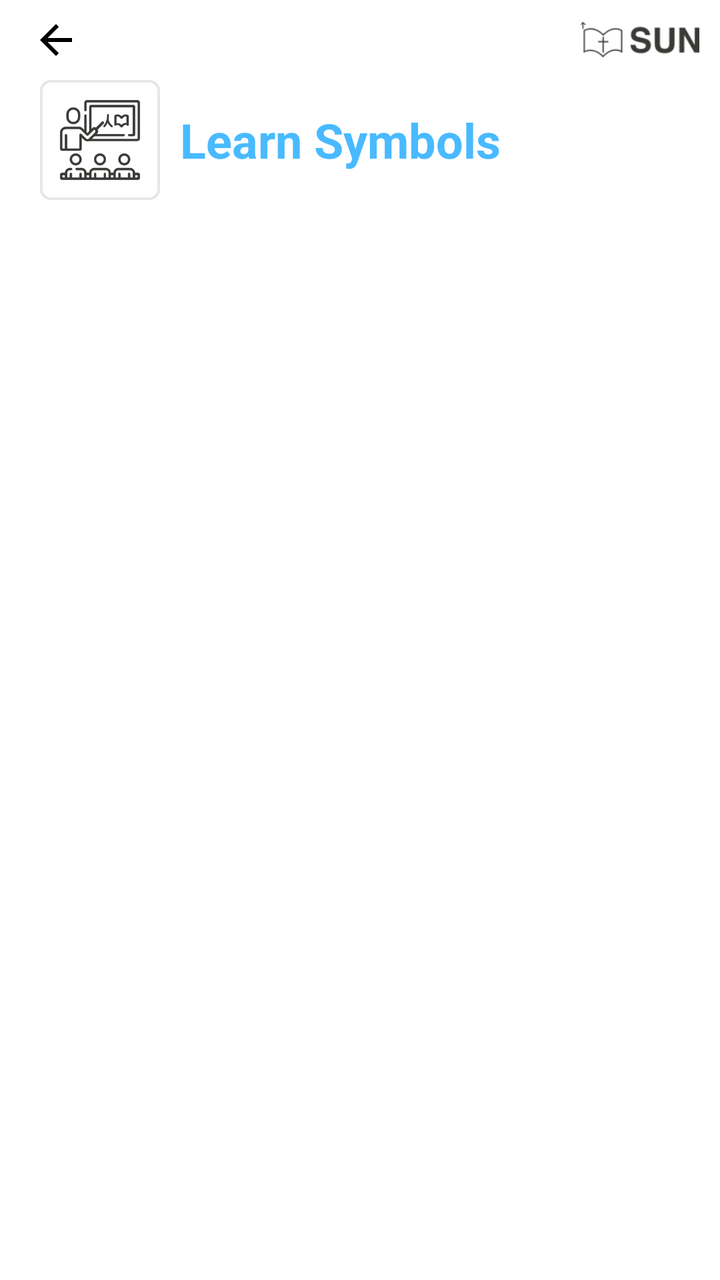
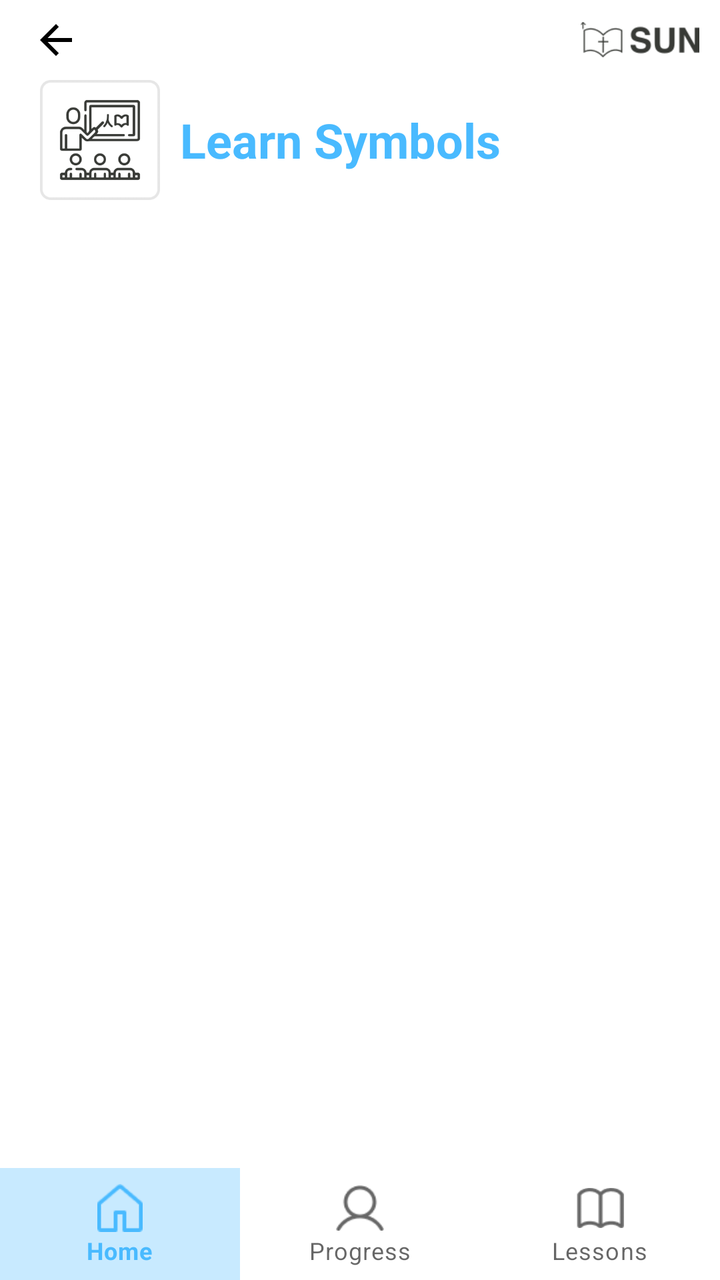

Compare the two renders of this Android layout. The source of the first and the diff that turns it into the second are given below.
<!-- AndroidManifest.xml: application theme Theme.SUN -->
<!-- res/layout/activity_lesson.xml -->
<?xml version="1.0" encoding="utf-8"?>
<ScrollView
    xmlns:android="http://schemas.android.com/apk/res/android"
    xmlns:app="http://schemas.android.com/apk/res-auto"
    xmlns:tools="http://schemas.android.com/tools"
    android:layout_width="match_parent"
    android:layout_height="match_parent"
    android:orientation="vertical"
    tools:context=".ui.activity.LessonListActivity">

    <androidx.constraintlayout.widget.ConstraintLayout
        android:layout_width="match_parent"
        android:layout_height="wrap_content"
        android:paddingBottom="@dimen/_10dp">

        <androidx.appcompat.widget.Toolbar
            android:id="@+id/toolbar"
            android:layout_width="match_parent"
            android:layout_height="@dimen/_40dp"
            app:layout_constraintEnd_toEndOf="parent"
            app:layout_constraintStart_toStartOf="parent"
            app:layout_constraintTop_toTopOf="parent"
            app:navigationIcon="@drawable/ic_arrow_back">

            <ImageView
                android:layout_width="@dimen/_60dp"
                android:layout_height="wrap_content"
                android:adjustViewBounds="true"
                android:src="@drawable/ic_logo"
                android:layout_gravity="end"
                android:layout_marginEnd="@dimen/_10dp"/>
        </androidx.appcompat.widget.Toolbar>

        <LinearLayout
            android:id="@+id/title_container"
            android:layout_width="match_parent"
            android:layout_height="wrap_content"
            android:orientation="horizontal"
            android:layout_gravity="center"
            android:layout_marginHorizontal="@dimen/_20dp"
            app:layout_constraintEnd_toEndOf="parent"
            app:layout_constraintStart_toStartOf="parent"
            app:layout_constraintTop_toBottomOf="@id/toolbar">

            <ImageView
                android:layout_width="@dimen/_60dp"
                android:layout_height="wrap_content"
                android:adjustViewBounds="true"
                android:src="@drawable/ic_learn" />

            <LinearLayout
                android:layout_width="wrap_content"
                android:layout_height="wrap_content"
                android:orientation="vertical"
                android:layout_gravity="center"
                android:layout_marginStart="@dimen/_10dp">

                <TextView
                    android:layout_width="wrap_content"
                    android:layout_height="wrap_content"
                    android:text="@string/learn_symbols"
                    android:textSize="24sp"
                    android:textStyle="bold"
                    android:elevation="1dp"
                    android:textColor="@color/primary"
                    android:id="@+id/page_title" />

            </LinearLayout>
        </LinearLayout>

        <androidx.recyclerview.widget.RecyclerView
            android:id="@+id/lessons_list"
            android:layout_width="match_parent"
            android:layout_height="match_parent"
            android:layout_marginTop="@dimen/_10dp"
            android:layout_marginHorizontal="@dimen/_20dp"
            android:orientation="vertical"
            app:layout_constraintEnd_toEndOf="parent"
            app:layout_constraintStart_toStartOf="parent"
            app:layout_constraintTop_toBottomOf="@id/title_container"
            app:layout_constraintBottom_toBottomOf="parent"/>

    </androidx.constraintlayout.widget.ConstraintLayout>
</ScrollView>
<!-- resources referenced by this layout -->
<resources>
  <color name="primary">#49BAFF</color>
  <dimen name="_10dp">10dp</dimen>
  <dimen name="_20dp">20dp</dimen>
  <dimen name="_40dp">40dp</dimen>
  <dimen name="_60dp">60dp</dimen>
  <!-- drawable ic_arrow_back (drawable) -->
  <vector
      android:autoMirrored="true"
      android:height="24dp"
      android:tint="#000000"
      android:viewportHeight="24"
      android:viewportWidth="24"
      android:width="24dp"
      xmlns:android="http://schemas.android.com/apk/res/android">
      <path android:fillColor="@android:color/white" android:pathData="M20,11H7.83l5.59,-5.59L12,4l-8,8 8,8 1.41,-1.41L7.83,13H20v-2z"/>
  </vector>
  <!-- drawable ic_learn: png bitmap (drawable, 13380 bytes) -->
  <!-- drawable ic_logo: png bitmap (drawable, 3326 bytes) -->
  <string name="learn_symbols">Learn Symbols</string>
  <style name="Theme.SUN" parent="Base.Theme.SUN" />
  <style name="Base.Theme.SUN" parent="Theme.MaterialComponents.Light.NoActionBar.Bridge">
          <item name="colorPrimary">@color/primary</item>
          <item name="colorPrimaryDark">@color/primary_dark</item>
          <item name="colorAccent">@color/accent</item>
          <item name="android:windowBackground">@color/white</item>
          <item name="android:statusBarColor">@color/primary</item>
      </style>
  <color name="primary_dark">#004874</color>
  <color name="accent">#00C78E</color>
  <color name="white">#FFFFFFFF</color>
</resources>

<!-- the commit's change to res/layout/activity_lesson.xml (unified diff, before → after) -->
@@ -1,84 +1,89 @@
 <?xml version="1.0" encoding="utf-8"?>
-<ScrollView
+<LinearLayout
     xmlns:android="http://schemas.android.com/apk/res/android"
     xmlns:app="http://schemas.android.com/apk/res-auto"
     xmlns:tools="http://schemas.android.com/tools"
     android:layout_width="match_parent"
-    android:layout_height="match_parent"
-    android:orientation="vertical"
-    tools:context=".ui.activity.LessonListActivity">
+    android:layout_height="wrap_content"
+    android:orientation="vertical">
 
-    <androidx.constraintlayout.widget.ConstraintLayout
+    <androidx.appcompat.widget.Toolbar
+        android:id="@+id/toolbar"
+        android:layout_width="match_parent"
+        android:layout_height="@dimen/_40dp"
+        app:navigationIcon="@drawable/ic_arrow_back">
+
+        <ImageView
+            android:layout_width="@dimen/_60dp"
+            android:layout_height="wrap_content"
+            android:adjustViewBounds="true"
+            android:src="@drawable/ic_logo"
+            android:layout_gravity="end"
+            android:layout_marginEnd="@dimen/_10dp"/>
+    </androidx.appcompat.widget.Toolbar>
+
+    <LinearLayout
+        android:id="@+id/title_container"
         android:layout_width="match_parent"
         android:layout_height="wrap_content"
-        android:paddingBottom="@dimen/_10dp">
+        android:orientation="horizontal"
+        android:layout_gravity="center"
+        android:layout_marginHorizontal="@dimen/_20dp">
 
-        <androidx.appcompat.widget.Toolbar
-            android:id="@+id/toolbar"
-            android:layout_width="match_parent"
-            android:layout_height="@dimen/_40dp"
-            app:layout_constraintEnd_toEndOf="parent"
-            app:layout_constraintStart_toStartOf="parent"
-            app:layout_constraintTop_toTopOf="parent"
-            app:navigationIcon="@drawable/ic_arrow_back">
-
-            <ImageView
-                android:layout_width="@dimen/_60dp"
-                android:layout_height="wrap_content"
-                android:adjustViewBounds="true"
-                android:src="@drawable/ic_logo"
-                android:layout_gravity="end"
-                android:layout_marginEnd="@dimen/_10dp"/>
-        </androidx.appcompat.widget.Toolbar>
+        <ImageView
+            android:layout_width="@dimen/_60dp"
+            android:layout_height="wrap_content"
+            android:adjustViewBounds="true"
+            android:src="@drawable/ic_learn" />
 
         <LinearLayout
-            android:id="@+id/title_container"
-            android:layout_width="match_parent"
+            android:layout_width="wrap_content"
             android:layout_height="wrap_content"
-            android:orientation="horizontal"
+            android:orientation="vertical"
             android:layout_gravity="center"
-            android:layout_marginHorizontal="@dimen/_20dp"
-            app:layout_constraintEnd_toEndOf="parent"
-            app:layout_constraintStart_toStartOf="parent"
-            app:layout_constraintTop_toBottomOf="@id/toolbar">
+            android:layout_marginStart="@dimen/_10dp">
 
-            <ImageView
-                android:layout_width="@dimen/_60dp"
-                android:layout_height="wrap_content"
-                android:adjustViewBounds="true"
-                android:src="@drawable/ic_learn" />
-
-            <LinearLayout
+            <TextView
                 android:layout_width="wrap_content"
                 android:layout_height="wrap_content"
-                android:orientation="vertical"
-                android:layout_gravity="center"
-                android:layout_marginStart="@dimen/_10dp">
+                android:text="@string/learn_symbols"
+                android:textSize="24sp"
+                android:textStyle="bold"
+                android:elevation="1dp"
+                android:textColor="@color/primary"
+                android:id="@+id/page_title" />
 
-                <TextView
-                    android:layout_width="wrap_content"
-                    android:layout_height="wrap_content"
-                    android:text="@string/learn_symbols"
-                    android:textSize="24sp"
-                    android:textStyle="bold"
-                    android:elevation="1dp"
-                    android:textColor="@color/primary"
-                    android:id="@+id/page_title" />
+        </LinearLayout>
+    </LinearLayout>
 
-            </LinearLayout>
-        </LinearLayout>
+    <androidx.recyclerview.widget.RecyclerView
+        android:id="@+id/lessons_list"
+        android:layout_width="match_parent"
+        android:layout_height="0dp"
+        android:layout_weight="1"
+        android:layout_marginTop="@dimen/_10dp"
+        android:layout_marginHorizontal="@dimen/_20dp"
+        android:orientation="vertical"
+        android:clipToPadding="false"
+        android:paddingBottom="@dimen/_10dp"/>
 
-        <androidx.recyclerview.widget.RecyclerView
-            android:id="@+id/lessons_list"
-            android:layout_width="match_parent"
-            android:layout_height="match_parent"
-            android:layout_marginTop="@dimen/_10dp"
-            android:layout_marginHorizontal="@dimen/_20dp"
-            android:orientation="vertical"
-            app:layout_constraintEnd_toEndOf="parent"
-            app:layout_constraintStart_toStartOf="parent"
-            app:layout_constraintTop_toBottomOf="@id/title_container"
-            app:layout_constraintBottom_toBottomOf="parent"/>
+    <LinearLayout
+        android:layout_width="match_parent"
+        android:layout_height="wrap_content"
+        android:gravity="bottom">
 
-    </androidx.constraintlayout.widget.ConstraintLayout>
-</ScrollView>
+        <include
+            android:id="@+id/nav_bar"
+            layout="@layout/bottom_navigation"/>
+    </LinearLayout>
+</LinearLayout>
+<!-- res/layout/bottom_navigation.xml (included above) -->
+<?xml version="1.0" encoding="utf-8"?>
+<com.google.android.material.bottomnavigation.BottomNavigationView
+    xmlns:android="http://schemas.android.com/apk/res/android"
+    xmlns:app="http://schemas.android.com/apk/res-auto"
+    android:id="@+id/bottom_navigation"
+    style="@style/BottomNavBar"
+    android:layout_width="match_parent"
+    android:layout_height="wrap_content"
+    app:menu="@menu/nav_menu" />
<!-- resource entries referenced after the edit -->
@@ -19,7 +19,24 @@
   <!-- drawable ic_learn: png bitmap (drawable, 13380 bytes) -->
   <!-- drawable ic_logo: png bitmap (drawable, 3326 bytes) -->
   <string name="learn_symbols">Learn Symbols</string>
+  <style name="BottomNavBar" parent="Widget.MaterialComponents.BottomNavigationView">
+          <item name="itemBackground">@drawable/menu_item_background</item>
+      </style>
   <style name="Theme.SUN" parent="Base.Theme.SUN" />
+  <!-- drawable menu_item_background (drawable) -->
+  <?xml version="1.0" encoding="utf-8"?>
+  <selector xmlns:android="http://schemas.android.com/apk/res/android">
+      <item android:state_checked="true">
+          <shape android:shape="rectangle">
+              <solid android:color="@color/primary_light" /> 
+          </shape>
+      </item>
+      <item>
+          <shape android:shape="rectangle">
+              <solid android:color="@android:color/transparent" /> 
+          </shape>
+      </item>
+  </selector>
   <style name="Base.Theme.SUN" parent="Theme.MaterialComponents.Light.NoActionBar.Bridge">
           <item name="colorPrimary">@color/primary</item>
           <item name="colorPrimaryDark">@color/primary_dark</item>
@@ -27,6 +44,7 @@
           <item name="android:windowBackground">@color/white</item>
           <item name="android:statusBarColor">@color/primary</item>
       </style>
+  <color name="primary_light">#4D49BAFF</color>
   <color name="primary_dark">#004874</color>
   <color name="accent">#00C78E</color>
   <color name="white">#FFFFFFFF</color>
